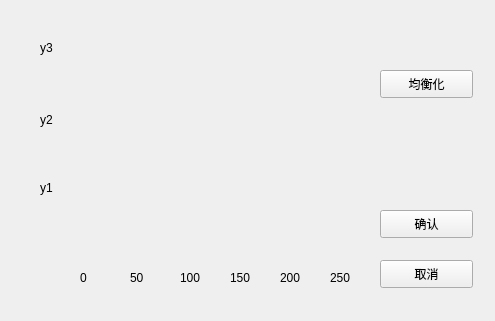
Qt form histogramdialog.ui (lvxvh/SE342_CV_Project) before a commit.
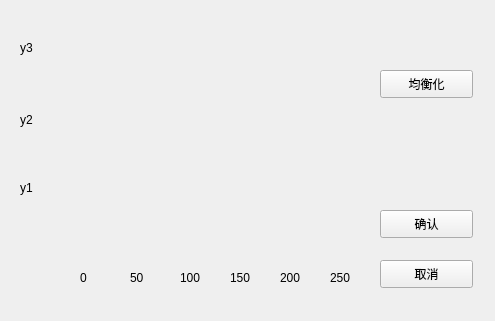
The same form after that commit.

Patch:
```diff
--- a/histogramdialog.ui
+++ b/histogramdialog.ui
@@ -142,9 +142,9 @@
   <widget class="QLabel" name="y1Label">
    <property name="geometry">
     <rect>
-     <x>40</x>
+     <x>20</x>
      <y>180</y>
-     <width>41</width>
+     <width>61</width>
      <height>16</height>
     </rect>
    </property>
@@ -155,9 +155,9 @@
   <widget class="QLabel" name="y2Label">
    <property name="geometry">
     <rect>
-     <x>40</x>
+     <x>20</x>
      <y>110</y>
-     <width>41</width>
+     <width>61</width>
      <height>20</height>
     </rect>
    </property>
@@ -168,9 +168,9 @@
   <widget class="QLabel" name="y3Label">
    <property name="geometry">
     <rect>
-     <x>40</x>
+     <x>20</x>
      <y>40</y>
-     <width>41</width>
+     <width>61</width>
      <height>16</height>
     </rect>
    </property>
```
